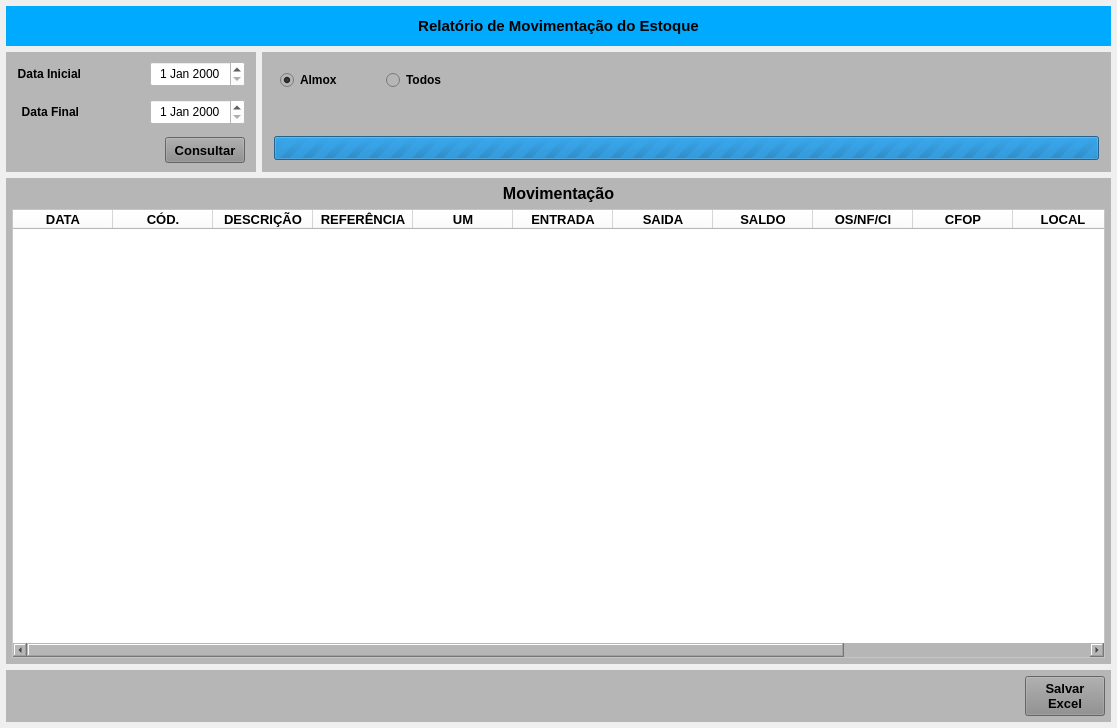
This is forms/tela_est_mov.ui in Azevedo84/erp_suzuki as Qt 5 draws it before an edit. The edited form follows.
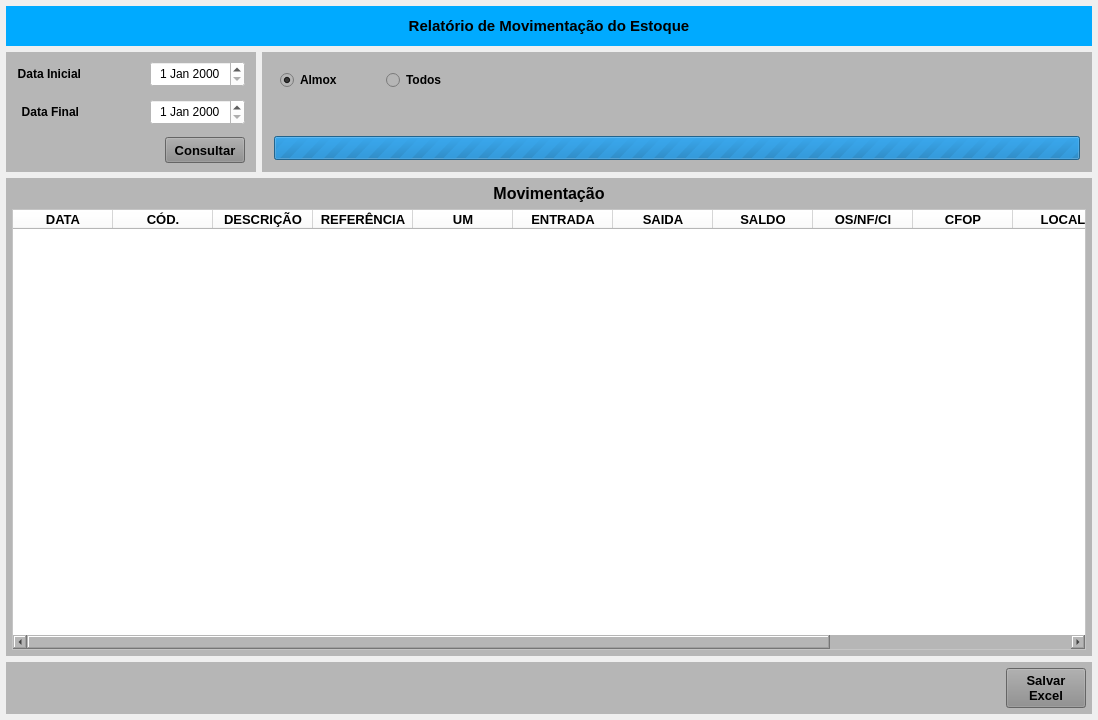
This is the edited form.

```diff
--- a/forms/tela_est_mov.ui
+++ b/forms/tela_est_mov.ui
@@ -6,8 +6,8 @@
    <rect>
     <x>0</x>
     <y>0</y>
-    <width>1117</width>
-    <height>728</height>
+    <width>1098</width>
+    <height>720</height>
    </rect>
   </property>
   <property name="sizePolicy">
@@ -19,7 +19,7 @@
   <property name="maximumSize">
    <size>
     <width>16777215</width>
-    <height>16777211</height>
+    <height>16777215</height>
    </size>
   </property>
   <property name="windowTitle">
```
Left out of the diff: 4 changed lines with no effect on the pictures.
